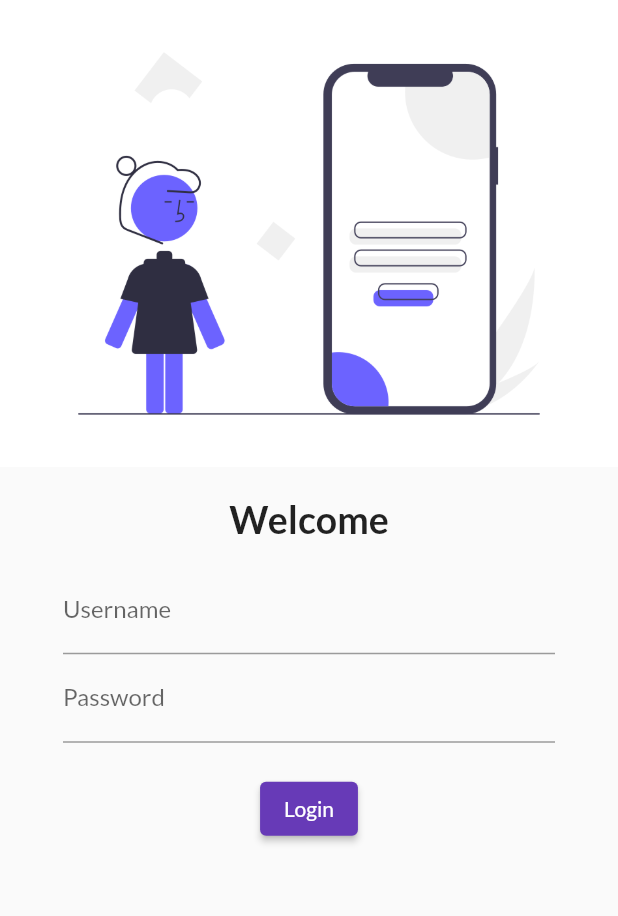
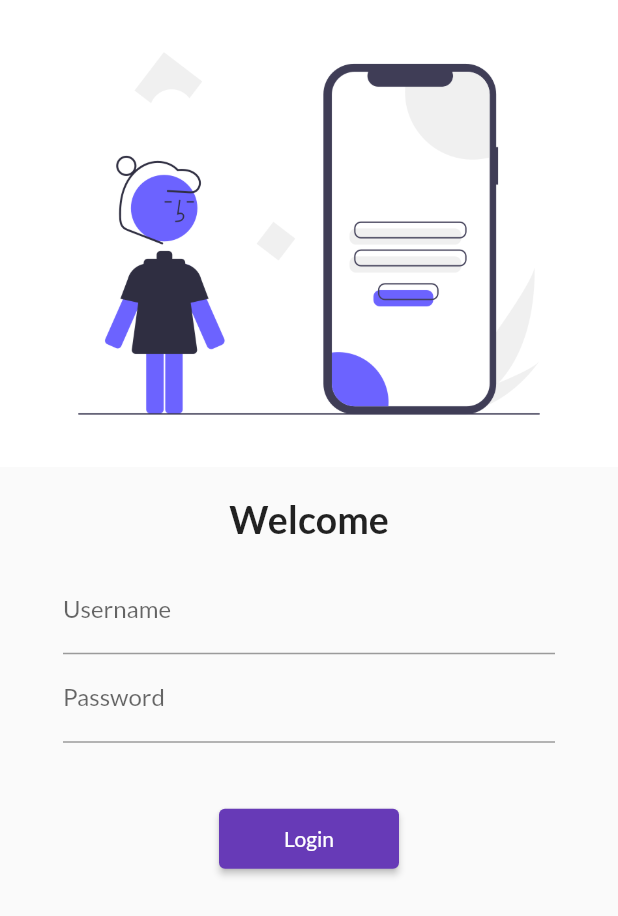
Before and after one commit to Apoorvjoc/flutterStarter, a Flutter app: the screen it shows after launch, on a phone screen of 412 x 824 dp. Shown: the top 916 px of the screen. Run offline on Flutter 3.47's test engine with Material 2 defaults, Android fonts, the phone set to English and light mode, and no system bars; our stand-ins replace google_fonts.

```diff
--- a/lib/main.dart
+++ b/lib/main.dart
@@ -3,6 +3,7 @@ import 'package:intro/pages/home_page.dart';
 import 'package:intro/pages/login_page.dart';
 
 import 'package:google_fonts/google_fonts.dart';
+import 'package:intro/utils/routes.dart';
 
 void main() {
   runApp(const MyApp());
@@ -24,8 +25,8 @@ class MyApp extends StatelessWidget {
       darkTheme: ThemeData(primarySwatch: Colors.blueGrey),
       initialRoute: "/login",
       routes: {
-        "/home": (context) => new HomePage(),
-        "/login": (context) => LoginPage(),
+        MyRoutes.homeRoute: (context) => new HomePage(),
+        MyRoutes.loginRoute: (context) => LoginPage(),
       },
     );
   }
--- a/lib/pages/login_page.dart
+++ b/lib/pages/login_page.dart
@@ -1,4 +1,5 @@
 import 'package:flutter/material.dart';
+import 'package:intro/utils/routes.dart';
 
 class LoginPage extends StatelessWidget {
   const LoginPage({Key? key}) : super(key: key);
@@ -6,6 +7,7 @@ class LoginPage extends StatelessWidget {
   @override
   Widget build(BuildContext context) {
     return Material(
+        child: SingleChildScrollView(
       child: Column(
         children: [
           Image.asset("assets/images/login_img.png"),
@@ -20,7 +22,8 @@ class LoginPage extends StatelessWidget {
             ),
           ),
           Padding(
-          padding: const EdgeInsets.symmetric(vertical: 16.0, horizontal: 42.0),
+            padding:
+                const EdgeInsets.symmetric(vertical: 16.0, horizontal: 42.0),
             child: Column(
               children: [
                 TextFormField(
@@ -33,19 +36,21 @@ class LoginPage extends StatelessWidget {
                       hintText: "Enter Password", labelText: "Password"),
                 ),
                 SizedBox(
-                height: 20.0,
+                  height: 40.0,
                 ),
                 ElevatedButton(
                   child: Text("Login"),
-                style: TextButton.styleFrom(),
+                  style: TextButton.styleFrom(minimumSize: Size(120, 40)),
                   onPressed: () {
                     print("Btn Clicked");
+                    Navigator.pushNamed(context, MyRoutes.homeRoute);
                   },
                 )
               ],
             ),
           )
         ],
+      ),
     ));
   }
 }
--- /dev/null
+++ b/lib/utils/routes.dart
@@ -0,0 +1,4 @@
+class MyRoutes {
+  static String loginRoute = "/login";
+  static String homeRoute = "/home";
+}
```
Lines whose indentation alone changed are shown as unchanged.
